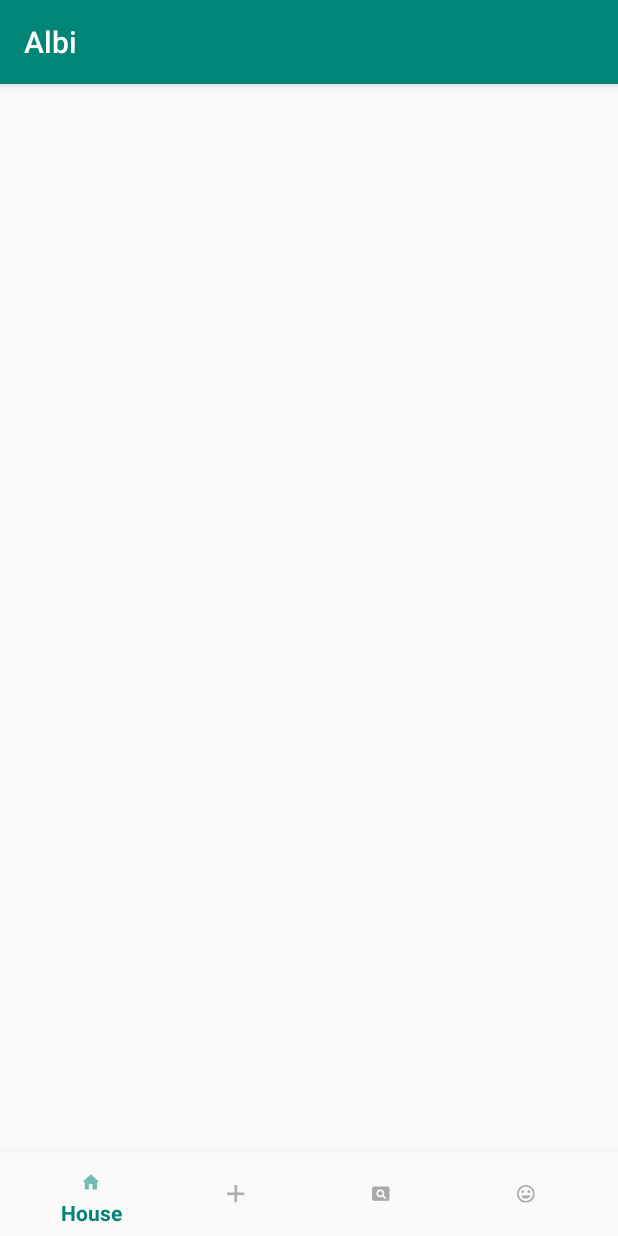
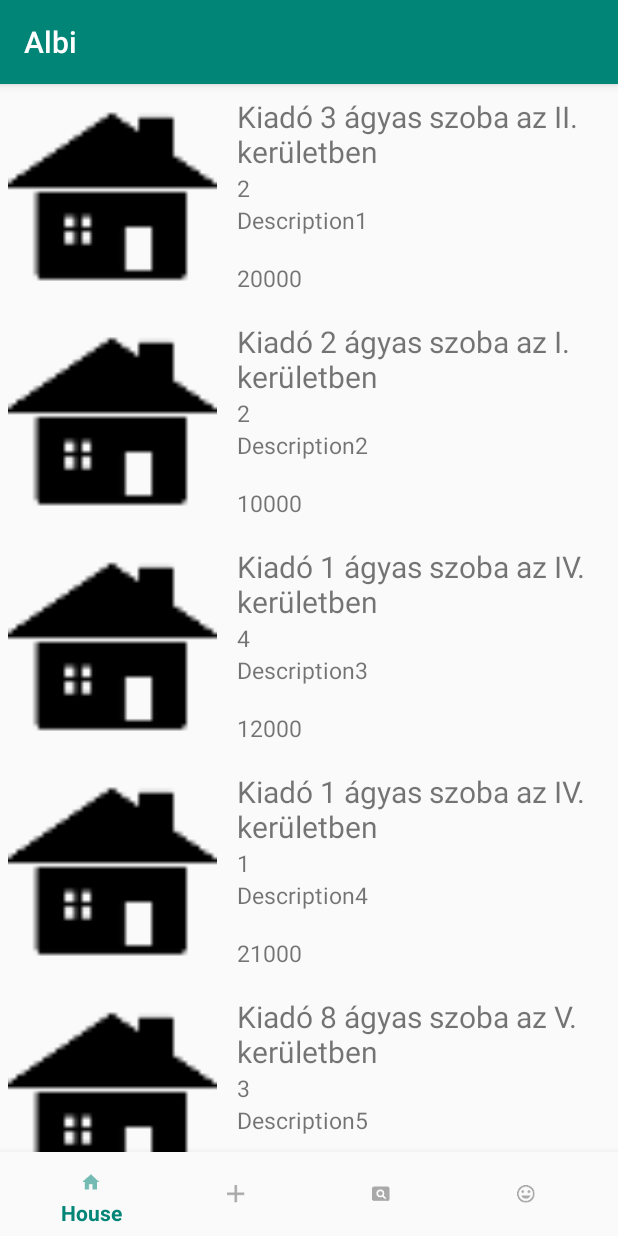
Before and after one commit to Markerer/albi, an Android app: the screen it shows after launch (MainActivity), on a phone screen of 412 x 824 dp. Run offline under Robolectric (Android 15) with nearby library versions, the phone set to English and light mode, and no system bars.

Commit message:
Main + fragment change fixed

```diff
--- a/Mobile/Albi/app/src/main/java/albi/bme/hu/albi/fragments/fragments/mainview/HouseDetailFragment.kt
+++ b/Mobile/Albi/app/src/main/java/albi/bme/hu/albi/fragments/fragments/mainview/HouseDetailFragment.kt
@@ -1,7 +1,69 @@
 package albi.bme.hu.albi.fragments.fragments.mainview
 
+import albi.bme.hu.albi.R
+import albi.bme.hu.albi.adapter.recycleviewadapter.RecyclerAdapter
+import albi.bme.hu.albi.model.Flat
+import android.os.Bundle
 import android.support.v4.app.Fragment
+import android.support.v7.widget.LinearLayoutManager
+import android.support.v7.widget.RecyclerView
+import android.view.LayoutInflater
+import android.view.View
+import android.view.ViewGroup
+import android.widget.LinearLayout
 
 class HouseDetailFragment : Fragment(){
 
+
+    override fun onCreateView(inflater: LayoutInflater, container: ViewGroup?, savedInstanceState: Bundle?): View? {
+        return initializationRecycle()
+
+
+    }
+
+    private fun initializationRecycle(): RecyclerView {
+        val recyclerView = RecyclerView(context!!)
+        recyclerView.layoutManager = LinearLayoutManager(context!!, LinearLayout.VERTICAL, false)
+
+        val usersData = ArrayList<Flat>()
+        usersData.add(Flat("Kiadó 3 ágyas szoba az II. kerületben",
+                "2",
+                "Description1",
+                20000)
+        )
+
+        usersData.add(Flat("Kiadó 2 ágyas szoba az I. kerületben",
+                "2",
+                "Description2",
+                10000)
+        )
+
+        usersData.add(Flat("Kiadó 1 ágyas szoba az IV. kerületben",
+                "4",
+                "Description3",
+                12000)
+        )
+
+        usersData.add(Flat("Kiadó 1 ágyas szoba az IV. kerületben",
+                "1",
+                "Description4",
+                21000)
+        )
+
+        usersData.add(Flat("Kiadó 8 ágyas szoba az V. kerületben",
+                "3",
+                "Description5",
+                6700)
+        )
+
+        usersData.add(Flat("Kiadó 6 ágyas szoba az XV. kerületben",
+                "2",
+                "Description6",
+                12000)
+        )
+
+        val adapter = RecyclerAdapter(usersData)
+        recyclerView.adapter = adapter
+        return recyclerView
+    }
 }
--- a/Mobile/Albi/app/src/main/res/layout/activity_main.xml
+++ b/Mobile/Albi/app/src/main/res/layout/activity_main.xml
@@ -7,15 +7,14 @@
     android:layout_height="match_parent"
     tools:context=".MainActivity">
 
-    <android.support.v7.widget.RecyclerView
-        android:id="@+id/recycleView"
-        android:layout_width="match_parent"
-        android:layout_height="match_parent" />
 
     <FrameLayout
         android:id="@+id/frame"
         android:layout_width="match_parent"
-        android:layout_height="match_parent">
+        android:layout_height="0dp"
+        app:layout_constraintBottom_toTopOf="@+id/navigation"
+        app:layout_constraintTop_toTopOf="parent">
+
 
     </FrameLayout>
 
```
Also changed, not shown: Mobile/Albi/app/src/main/java/albi/bme/hu/albi/MainActivity.kt (+6 -48 lines).
